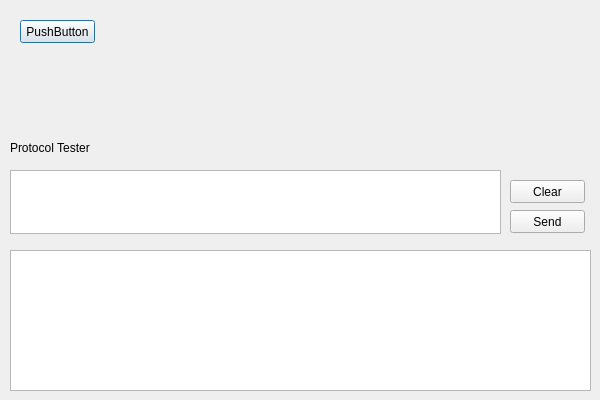
Above: QtApp/QtApp/qtapp.ui from himanshu2090/syncany before the change. Below: the same form after it.
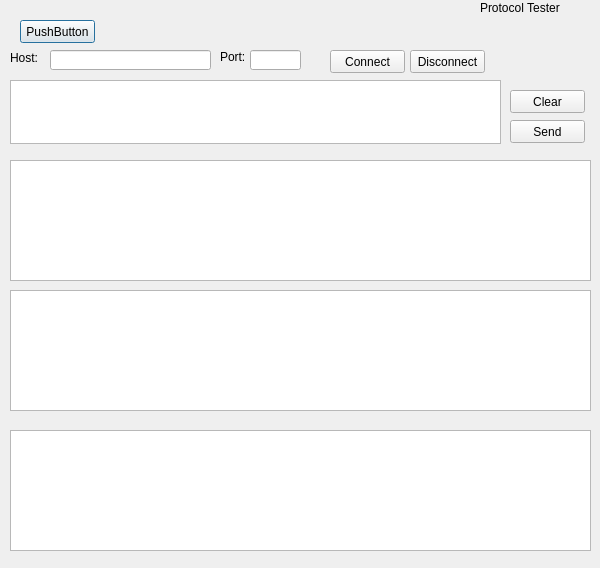
That is the form after the change.

Patch:
```diff
--- a/QtApp/QtApp/qtapp.ui
+++ b/QtApp/QtApp/qtapp.ui
@@ -6,7 +6,7 @@
     <x>0</x>
     <y>0</y>
     <width>600</width>
-    <height>400</height>
+    <height>568</height>
    </rect>
   </property>
   <property name="windowTitle" >
@@ -16,9 +16,9 @@
    <property name="geometry" >
     <rect>
      <x>10</x>
-     <y>250</y>
+     <y>160</y>
      <width>581</width>
-     <height>141</height>
+     <height>121</height>
     </rect>
    </property>
   </widget>
@@ -39,7 +39,7 @@
    <property name="geometry" >
     <rect>
      <x>510</x>
-     <y>210</y>
+     <y>120</y>
      <width>75</width>
      <height>23</height>
     </rect>
@@ -52,7 +52,7 @@
    <property name="geometry" >
     <rect>
      <x>10</x>
-     <y>170</y>
+     <y>80</y>
      <width>491</width>
      <height>64</height>
     </rect>
@@ -61,8 +61,8 @@
   <widget class="QLabel" name="label" >
    <property name="geometry" >
     <rect>
-     <x>10</x>
-     <y>140</y>
+     <x>480</x>
+     <y>0</y>
      <width>111</width>
      <height>16</height>
     </rect>
@@ -75,7 +75,7 @@
    <property name="geometry" >
     <rect>
      <x>510</x>
-     <y>180</y>
+     <y>90</y>
      <width>75</width>
      <height>23</height>
     </rect>
@@ -84,6 +84,98 @@
     <string>Clear</string>
    </property>
   </widget>
+  <widget class="QPushButton" name="btnConnect" >
+   <property name="geometry" >
+    <rect>
+     <x>330</x>
+     <y>50</y>
+     <width>75</width>
+     <height>23</height>
+    </rect>
+   </property>
+   <property name="text" >
+    <string>Connect</string>
+   </property>
+  </widget>
+  <widget class="QPushButton" name="btnDisconnect" >
+   <property name="geometry" >
+    <rect>
+     <x>410</x>
+     <y>50</y>
+     <width>75</width>
+     <height>23</height>
+    </rect>
+   </property>
+   <property name="text" >
+    <string>Disconnect</string>
+   </property>
+  </widget>
+  <widget class="QLineEdit" name="textHost" >
+   <property name="geometry" >
+    <rect>
+     <x>50</x>
+     <y>50</y>
+     <width>161</width>
+     <height>20</height>
+    </rect>
+   </property>
+  </widget>
+  <widget class="QLabel" name="label_2" >
+   <property name="geometry" >
+    <rect>
+     <x>10</x>
+     <y>50</y>
+     <width>31</width>
+     <height>16</height>
+    </rect>
+   </property>
+   <property name="text" >
+    <string>Host:</string>
+   </property>
+  </widget>
+  <widget class="QLabel" name="label_3" >
+   <property name="geometry" >
+    <rect>
+     <x>220</x>
+     <y>50</y>
+     <width>54</width>
+     <height>14</height>
+    </rect>
+   </property>
+   <property name="text" >
+    <string>Port:</string>
+   </property>
+  </widget>
+  <widget class="QLineEdit" name="textPort" >
+   <property name="geometry" >
+    <rect>
+     <x>250</x>
+     <y>50</y>
+     <width>51</width>
+     <height>20</height>
+    </rect>
+   </property>
+  </widget>
+  <widget class="QTextEdit" name="textLoggerIn" >
+   <property name="geometry" >
+    <rect>
+     <x>10</x>
+     <y>290</y>
+     <width>581</width>
+     <height>121</height>
+    </rect>
+   </property>
+  </widget>
+  <widget class="QTextEdit" name="textLoggerOut" >
+   <property name="geometry" >
+    <rect>
+     <x>10</x>
+     <y>430</y>
+     <width>581</width>
+     <height>121</height>
+    </rect>
+   </property>
+  </widget>
  </widget>
  <layoutdefault spacing="6" margin="11" />
  <resources/>
```
